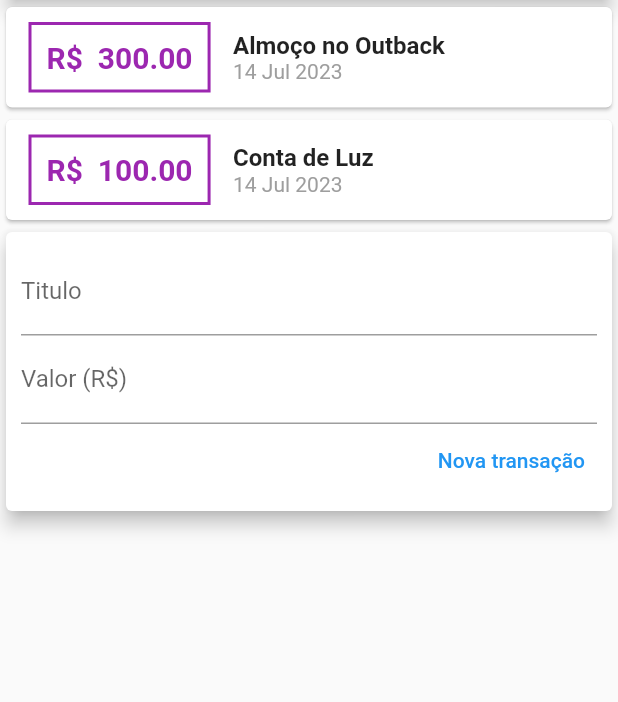
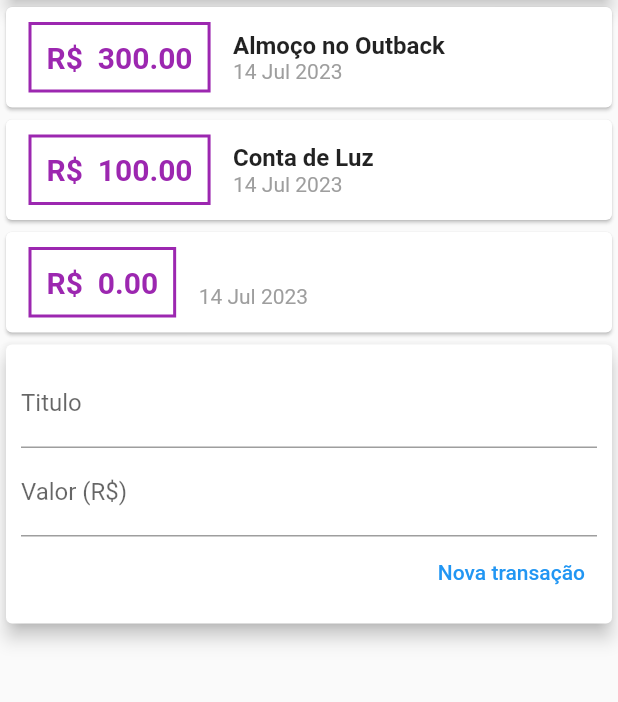
Before and after one commit to marcelinx/expensesApp, a Flutter app: the screen it shows after launch, after a tap on "Nova transação", on a phone screen of 412 x 824 dp, the part 119-821 px from its top. Run offline on Flutter 3.47's test engine with Material 2 defaults, Android fonts, the phone set to English and light mode, and no system bars.

Commit message:
adding Transaction Function

```diff
--- a/lib/components/transaction_form.dart
+++ b/lib/components/transaction_form.dart
@@ -3,6 +3,10 @@ import 'package:flutter/material.dart';
 class TransactionForm extends StatelessWidget {
   final titleController = TextEditingController();
   final valueController = TextEditingController();
+
+  final void Function(String, double) onSubmit;
+
+  TransactionForm(this.onSubmit);
 
   @override
   Widget build(BuildContext context) {
@@ -25,7 +29,11 @@ class TransactionForm extends StatelessWidget {
               children: [
                 TextButton(
                   child: Text('Nova transação'),
-                  onPressed: () {},
+                  onPressed: () {
+                    final title = titleController.text;
+                    final value = double.tryParse(valueController.text) ?? 0.0;
+                    onSubmit(title, value);
+                  },
                 ),
               ],
             ),
--- a/lib/components/transaction_user.dart
+++ b/lib/components/transaction_user.dart
@@ -1,3 +1,5 @@
+import 'dart:math';
+
 import 'package:flutter/material.dart';
 import 'transaction_form.dart';
 import 'transaction_list.dart';
@@ -22,12 +24,25 @@ class _TransactionUserState extends State<TransactionUser> {
         date: DateTime.now())
   ];
 
+  _addTransaction(String title, double value) {
+    final newTransaction = Transaction(
+      id: Random().nextDouble().toString(),
+      title: title,
+      value: value,
+      date: DateTime.now()
+    );
+
+    setState(() {
+      _transactions.add(newTransaction);
+    });
+  }
+
   @override
   Widget build(BuildContext context) {
     return Column(
       children: [
         TransactionList(_transactions),
-        TransactionForm(),
+        TransactionForm(_addTransaction),
       ],
     );
   }
```
